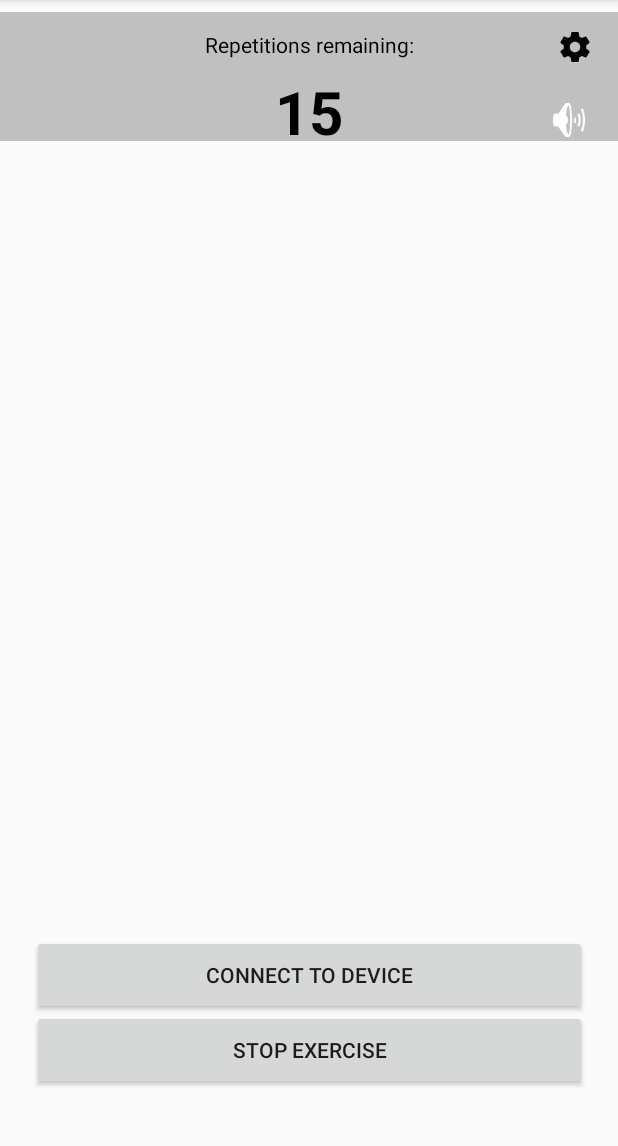
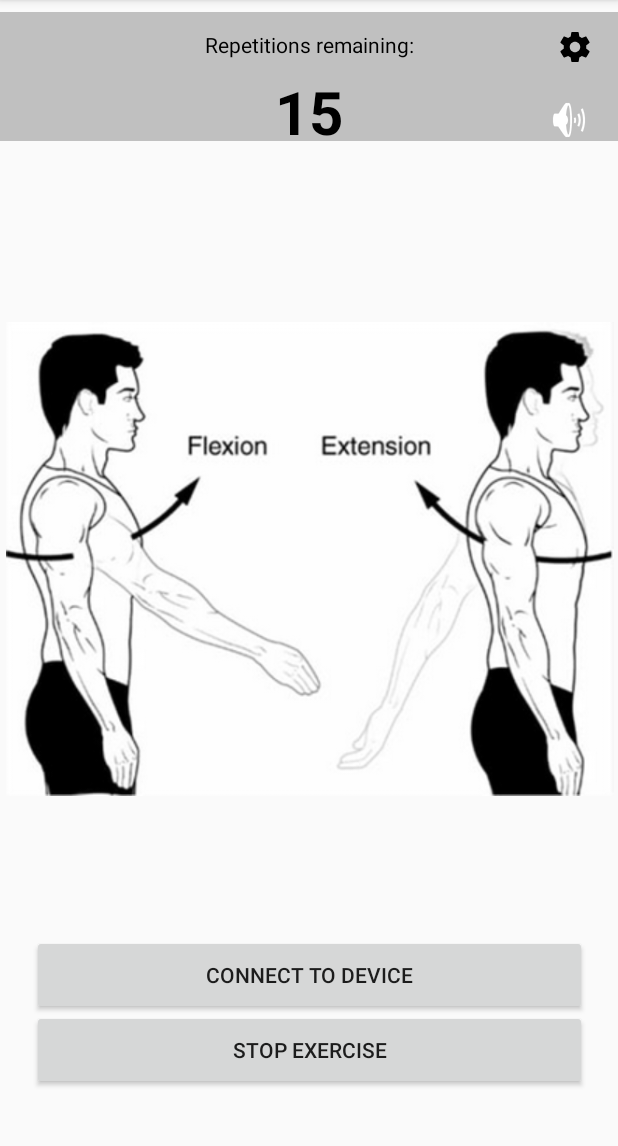
Before and after one commit to AP-Elektronica-ICT/IP18-StretchAnalyzer01, an Android app: the ExerciseActivity screen opened directly, with no data from a screen before it, on a phone screen of 412 x 824 dp, the part 84-1230 px from its top. Run offline under Robolectric (Android 15) with nearby library versions, the phone set to English and light mode, and no system bars; our stand-ins replace Firebase (no records; nobody signed in at launch, a user with empty details on screens opened directly).

Commit message:
Fixed image

```diff
--- a/app/src/main/res/layout/activity_exercise.xml
+++ b/app/src/main/res/layout/activity_exercise.xml
@@ -102,6 +102,7 @@
         app:layout_constraintStart_toStartOf="parent"
         app:layout_constraintTop_toTopOf="@+id/textView"
         app:layout_constraintVertical_bias="0.448"
+        app:srcCompat="@drawable/armstretch"
         />
 
     <Button
```
Also changed, not shown: app/src/main/res/drawable/armstretch.PNG (added).
